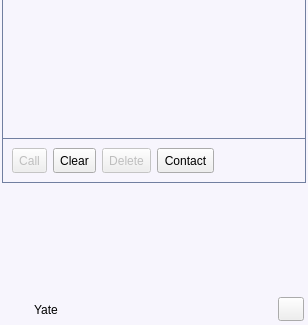
First picture: the form in share/skins/default/qt4client.ui, repository itds-consulting/yate, before the edit; both pictures show x 0 to 308 and y 177 to 502 of the 308 by 502 pixel window.
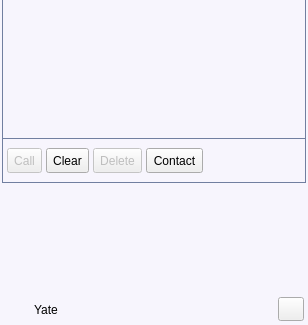
Second picture: the form after the edit. The open tabs and pages were chosen to show the change. Icons and pictures are not drawn.

Commit message: Changed buttons layout spacing.

Diff of the .ui file:
```diff
--- a/share/skins/default/qt4client.ui
+++ b/share/skins/default/qt4client.ui
@@ -1762,6 +1762,12 @@
                  <enum>QFrame::StyledPanel</enum>
                 </property>
                 <layout class="QHBoxLayout" >
+                 <property name="spacing" >
+                  <number>4</number>
+                 </property>
+                 <property name="leftMargin" >
+                  <number>4</number>
+                 </property>
                  <item>
                   <widget class="QToolButton" name="log_call" >
                    <property name="enabled" >
```
Left out of the diff: 6 changed lines with no effect on the pictures.
